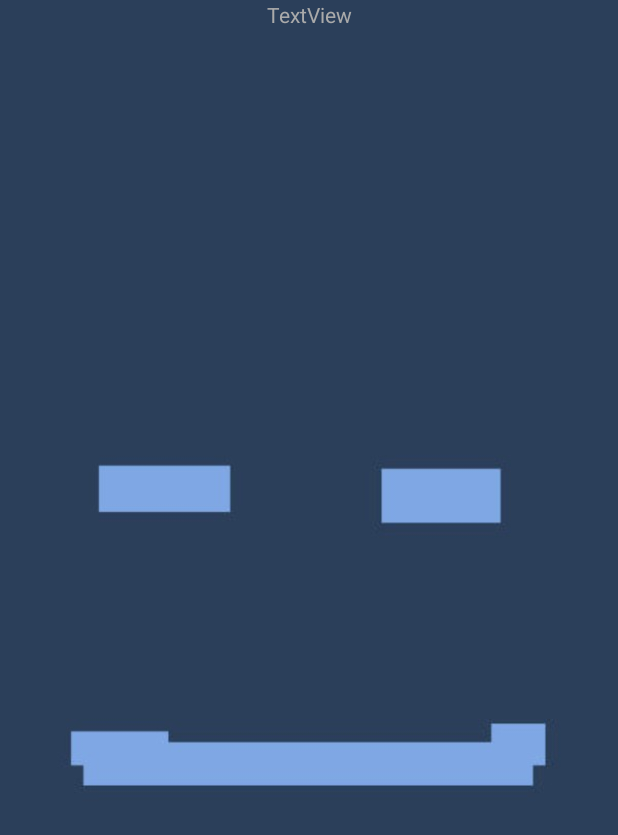
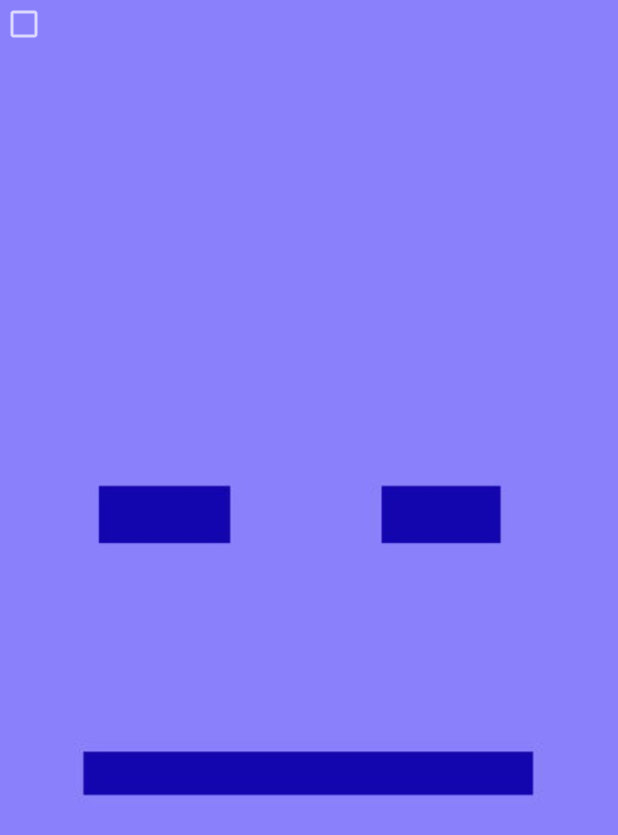
Before and after one commit to no-go/FunPhonePuppet, an Android app: the screen it shows after launch (FaceActivity), on a phone screen of 412 x 824 dp. Shown: the top 835 px of the screen. Run offline under Robolectric (Android 15) with nearby library versions, the phone set to English and light mode, and no system bars.

Commit message:
optional sound file added

```diff
--- a/app/src/main/java/click/dummer/funphonepuppet/FaceActivity.java
+++ b/app/src/main/java/click/dummer/funphonepuppet/FaceActivity.java
@@ -2,17 +2,22 @@ package click.dummer.funphonepuppet;
 
 import android.app.Activity;
 import android.app.Service;
+import android.content.res.Configuration;
+import android.content.res.Resources;
 import android.graphics.Bitmap;
 import android.graphics.BitmapFactory;
 import android.hardware.Sensor;
 import android.hardware.SensorEvent;
 import android.hardware.SensorEventListener;
 import android.hardware.SensorManager;
+import android.media.MediaPlayer;
+import android.net.Uri;
 import android.os.Build;
 import android.os.Bundle;
 import android.os.Environment;
 import android.os.Handler;
 import android.view.View;
+import android.widget.CheckBox;
 import android.widget.ImageView;
 import android.widget.TextView;
 import android.widget.Toast;
@@ -20,6 +25,8 @@ import android.widget.Toast;
 import java.io.File;
 import java.io.FileOutputStream;
 import java.io.IOException;
+import java.io.InputStream;
+import java.net.URI;
 import java.util.ArrayList;
 import java.util.Random;
 
@@ -29,10 +36,14 @@ public class FaceActivity extends Activity implements SensorEventListener {
 
     SensorManager sensorManager;
     Sensor sensor;
-    TextView valueView;
+
+    MediaPlayer mp;
+    CheckBox checkBox;
+
     ImageView imageView;
     ArrayList<Bitmap> bitmaps;
     String[] bitmapNames = {"blinky.jpg", "normal.jpg", "force1.jpg", "force2.jpg"};
+    String mp3Name = "neehe.mp3";
     int[] forces = {0, 20, 30};
 
     Handler mHandler = new Handler();
@@ -59,20 +70,29 @@ public class FaceActivity extends Activity implements SensorEventListener {
     @Override
     protected void onCreate(Bundle savedInstanceState) {
         super.onCreate(savedInstanceState);
+        PACKAGE_NAME = this.getPackageName();
         setContentView(R.layout.face);
-        valueView = (TextView) findViewById(R.id.textView);
+        checkBox = (CheckBox) findViewById(R.id.checkBox);
         imageView = (ImageView) findViewById(R.id.imageView);
         sensorManager = (SensorManager) getSystemService(Service.SENSOR_SERVICE);
         sensor = sensorManager.getDefaultSensor(Sensor.TYPE_ACCELEROMETER);
 
-        PACKAGE_NAME = this.getPackageName();
 
         String path = makeDir();
         if(path != null) {
             storeDefaultBitmaps(path);
+            storeMp3(path + mp3Name, R.raw.neehe);
             loadBitmaps(path);
             setBackgrounds();
             mHandler.postDelayed(doBlinki, 5000);
+        }
+        Uri uri = Uri.fromFile(new File(path + mp3Name));
+        mp = new MediaPlayer();
+        try {
+            mp.setDataSource(this, uri);
+            mp.prepare();
+        } catch (IOException e) {
+            e.printStackTrace();
         }
         toggleFullscreen();
     }
@@ -128,6 +148,30 @@ public class FaceActivity extends Activity implements SensorEventListener {
         }
     }
 
+    private void storeMp3(String filename, int res) {
+        InputStream in_s = getResources().openRawResource(res);
+        FileOutputStream out = null;
+        try {
+            File file = new File(filename);
+            if (!file.exists()) {
+                byte[] b = new byte[in_s.available()];
+                in_s.read(b);
+                out = new FileOutputStream(filename);
+                out.write(b);
+            }
+        } catch (IOException e) {
+            e.printStackTrace();
+        } finally {
+            try {
+                if (out != null) {
+                    out.close();
+                }
+            } catch (IOException e) {
+                e.printStackTrace();
+            }
+        }
+    }
+
     private void loadBitmaps(String path) {
         bitmaps = new ArrayList<>();
         bitmaps.add(BitmapFactory.decodeFile(path + bitmapNames[0]));
@@ -139,7 +183,7 @@ public class FaceActivity extends Activity implements SensorEventListener {
     private void setBackgrounds() {
         int pixel = bitmaps.get(0).getPixel(0,0);
         imageView.setBackgroundColor(pixel);
-        valueView.setBackgroundColor(pixel);
+        checkBox.setBackgroundColor(pixel);
     }
 
     @Override
@@ -158,13 +202,18 @@ public class FaceActivity extends Activity implements SensorEventListener {
     public void onSensorChanged(SensorEvent sensorEvent) {
         Float v = Math.abs(sensorEvent.values[0]) + Math.abs(sensorEvent.values[1]) + Math.abs(sensorEvent.values[2]);
         int val = Math.round(v);
-        valueView.setText(Integer.toString(val));
         if (val < forces[1]) {
             imageView.setImageBitmap(bitmaps.get(1));
         } else if (val < forces[2]) {
             imageView.setImageBitmap(bitmaps.get(2));
+            if (checkBox.isChecked() && !mp.isPlaying()) {
+                mp.start();
+            }
         } else {
             imageView.setImageBitmap(bitmaps.get(3));
+            if (checkBox.isChecked() && !mp.isPlaying()) {
+                mp.start();
+            }
         }
     }
 
--- a/app/src/main/res/layout/face.xml
+++ b/app/src/main/res/layout/face.xml
@@ -6,13 +6,10 @@
     android:keepScreenOn="true"
     android:layout_height="match_parent">
 
-    <TextView
-        android:text="TextView"
+    <CheckBox
         android:layout_width="match_parent"
         android:layout_height="wrap_content"
-        android:textColor="@android:color/darker_gray"
-        android:id="@+id/textView"
-        android:gravity="center" />
+        android:id="@+id/checkBox" />
 
     <ImageView
         android:layout_width="match_parent"
--- a/build.gradle
+++ b/build.gradle
@@ -3,7 +3,7 @@ buildscript {
         jcenter()
     }
     dependencies {
-        classpath 'com.android.tools.build:gradle:2.2.0'
+        classpath 'com.android.tools.build:gradle:2.2.1'
     }
 }
 
```
Also changed, not shown: app/src/main/res/drawable/ic_launcher.png, app/src/main/res/mipmap/blinky.jpg, app/src/main/res/mipmap/force1.jpg, app/src/main/res/mipmap/force2.jpg, app/src/main/res/mipmap/normal.jpg, 3 other files.
